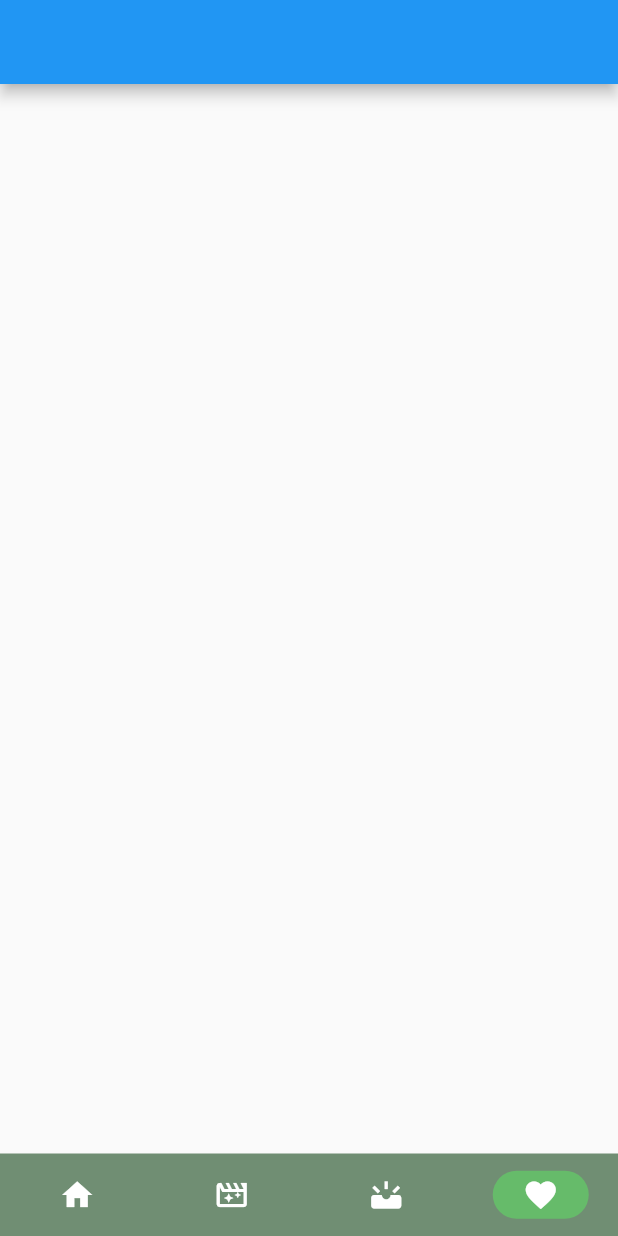
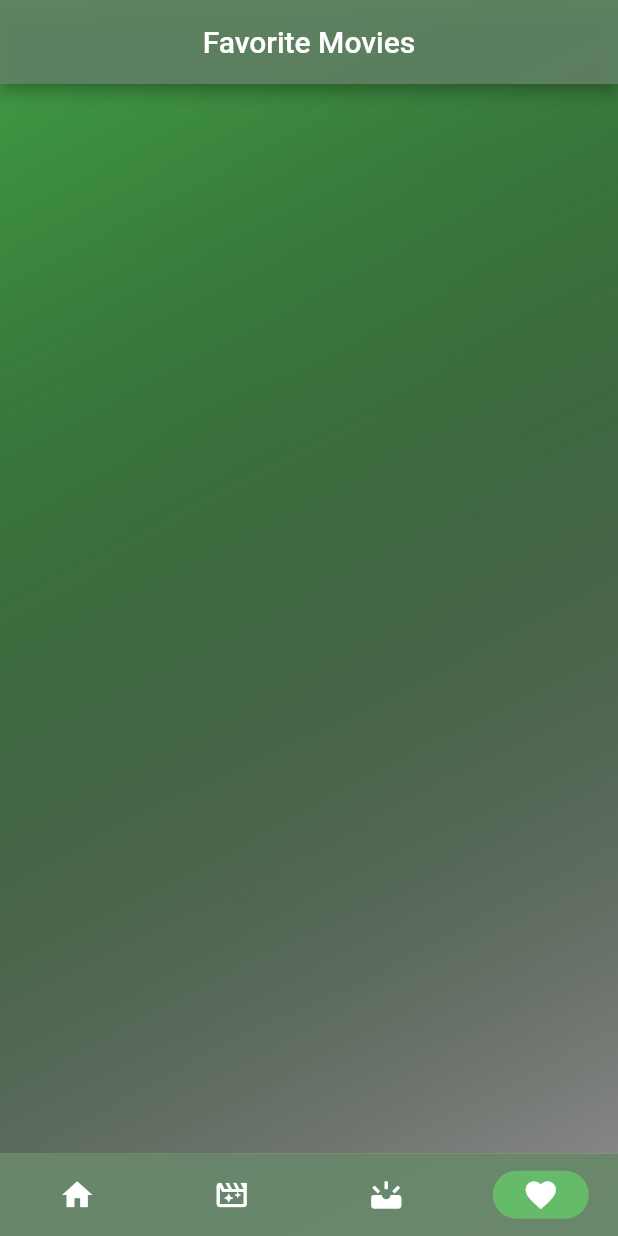
Before and after one commit to HarshGupta0/MovieTicketBooking, a Flutter app: the screen it shows after launch, item 4 of the bottom bar chosen, on a phone screen of 412 x 824 dp. Run offline on Flutter 3.47's test engine with Material 2 defaults, Android fonts, the phone set to English and light mode, and no system bars; our stand-ins replace carousel_slider, get, lottie; missing offline and left inert: dart:ffi, gradient_textfield.

Commit message:
completed favorite Screen

```diff
--- a/lib/contants.dart
+++ b/lib/contants.dart
@@ -1,10 +1,5 @@
 import 'package:flutter/material.dart';
-import 'package:movieticket/view/Cinemas.dart';
-import 'package:movieticket/view/coming_soon.dart';
 import 'dart:math';
-
-import 'package:movieticket/view/home.dart';
-import 'package:movieticket/view/more.dart';
 getRandomColor() => [
   Colors.blueAccent,
   Colors.redAccent,
--- a/lib/model/FavoriteModel.dart
+++ b/lib/model/FavoriteModel.dart
@@ -4,16 +4,15 @@ class favorite {
   final String description;
   final String star;
   final String date;
-  final List fav;
   final bool isFavorite;
 
   favorite(
+
       this.imgname,
       this.name,
       this.description,
       this.isFavorite,
       this.date,
-      this.fav,
       this.star,
       );
 }
--- /dev/null
+++ b/lib/view/FavoriteScreen.dart
@@ -0,0 +1,53 @@
+import 'package:flutter/material.dart';
+import 'largeScreen.dart';
+class FavScreen extends StatefulWidget {
+  const FavScreen({Key? key}) : super(key: key);
+
+  @override
+  FavScreenState createState() => FavScreenState();
+}
+
+class FavScreenState extends State<FavScreen> {
+  bool isthere=false;
+  @override
+  Widget build(BuildContext context) {
+    return Container(
+      decoration: BoxDecoration(
+          gradient: LinearGradient(
+              begin: Alignment.topLeft,
+              end: Alignment.bottomRight,
+              colors: [Colors.green.shade600, Colors.black26])),
+      child: Scaffold(
+      backgroundColor:Colors.transparent,
+      appBar: AppBar(
+        backgroundColor: Color(0xff618264).withOpacity(.9),
+        title: Text('Favorite Movies'),
+        centerTitle: true,
+      ),
+      body: ListView.builder(
+        itemCount: favoriteList.length,
+        itemBuilder: (context, index) {
+          final movie = favoriteList[index];
+          return ListTile(
+            leading: Image.asset(
+              movie.imgname,
+              width: 50,
+              height: 50,
+            ),
+            title: Text(movie.name,style: TextStyle(color: Colors.grey,fontWeight: FontWeight.bold,fontSize: 22),),
+            subtitle: Text(movie.description,style: TextStyle(color: Colors.grey,fontWeight: FontWeight.bold)),
+            trailing: IconButton(
+              icon: Icon(Icons.favorite, color: Colors.red),
+              onPressed: () {
+                // Handle the removal of the movie from favorites here
+                setState(() {
+                  favoriteList.removeAt(index);
+                });
+              },
+            ),
+          );
+        },
+      ),
+    ),);
+  }
+}
--- a/lib/view/largeScreen.dart
+++ b/lib/view/largeScreen.dart
@@ -2,6 +2,7 @@ import 'package:flutter/material.dart';
 import 'package:movieticket/model/FavoriteModel.dart';
 import 'package:movieticket/view/BookingPage.dart';
 
+List<favorite> favoriteList=[];
 class Enlarge extends StatefulWidget {
   final String imgname;
   final String name;
@@ -23,7 +24,6 @@ class Enlarge extends StatefulWidget {
 }
 
 class _EnlargeState extends State<Enlarge> {
-  List<favorite> favoriteList=[];
   bool isLiked=false;
   @override
   Widget build(BuildContext context) {
@@ -130,11 +130,11 @@ class _EnlargeState extends State<Enlarge> {
                     setState(() {
                       isLiked=!isLiked;
                       if(isLiked==true){
-                        favoriteList.add(favorite(widget.imgname, widget.name, widget.description, isLiked, widget.date, favoriteList, widget.star));
+                        favoriteList.add(favorite(widget.imgname, widget.name, widget.description, isLiked, widget.date,widget.star));
                       }
-                      if(isLiked!=true){
-                        favoriteList.removeLast();
-                      }
+                      // if(isLiked!=true){
+                      //   favoriteList.removeLast();
+                      // }
                     });
                   },
                       icon:isLiked?Icon(Icons.favorite,color: Colors.red,):Icon(Icons.favorite,color: Colors.grey,),
@@ -153,3 +153,39 @@ class _EnlargeState extends State<Enlarge> {
     );
   }
 }
+//
+// class FavScreen extends StatefulWidget {
+//   const FavScreen({super.key});
+//
+//   @override
+//   State<FavScreen> createState() => FavScreenState();
+// }
+//
+// class FavScreenState extends State<FavScreen> {
+//   @override
+//   Widget build(BuildContext context) {
+//     return SafeArea(
+//       child: Scaffold(
+//         backgroundColor: Colors.cyan.withOpacity(.5),
+//         body: SingleChildScrollView(
+//           child: Container(
+//             child: Column(
+//               children: [
+//                 ListView.builder(
+//                   itemCount: favoriteList.length,
+//                   itemBuilder: (context, index) {
+//                     final item = favoriteList[index];
+//                     return ListTile(
+//                       title: Text(item.description), // Assuming 'description' is a property of the favorite.
+//                       // subtitle: Text("$product"),
+//                     );
+//                   },
+//                 ),
+//               ],
+//             ),
+//           ),
+//         ),
+//       ),
+//     );
+//   }
+// }
--- a/lib/view/more.dart
+++ /dev/null
@@ -1,14 +0,0 @@
-import 'package:flutter/material.dart';
-class more extends StatefulWidget {
-  more({super.key});
-
-  @override
-  State<more> createState() => moreState();
-}
-
-class moreState extends State<more> {
-  @override
-  Widget build(BuildContext context) {
-    return SafeArea(child: Scaffold(appBar: AppBar(),));
-  }
-}
--- a/lib/view/nav.dart
+++ b/lib/view/nav.dart
@@ -3,10 +3,9 @@ import 'dart:ffi';
 import 'package:flutter/material.dart';
 import 'package:get/get.dart';
 import 'package:movieticket/view/Cinemas.dart';
+import 'package:movieticket/view/FavoriteScreen.dart';
 import 'package:movieticket/view/coming_soon.dart';
 import 'package:movieticket/view/home.dart';
-import 'package:movieticket/view/more.dart';
-
 class NavigationMenu extends StatelessWidget {
   const NavigationMenu({super.key});
 
@@ -18,8 +17,9 @@ class NavigationMenu extends StatelessWidget {
           gradient: LinearGradient(
               begin: Alignment.topLeft,
               end: Alignment.bottomRight,
-              colors: [Colors.green.shade600, Colors.black,Colors.green.shade600])),
+              colors: [Colors.green.shade600, Colors.black26])),
       child:  Scaffold(
+        backgroundColor: Colors.transparent,
       bottomNavigationBar: Obx(
             () => NavigationBar(
                 indicatorColor: Colors.green.shade400,
@@ -56,6 +56,6 @@ class NavigationController extends GetxController {
     Home(),
     Cinemas(),
     ComingSoon(),
-    more(),
+    FavScreen(),
   ];
 }
```
Also changed, not shown: lib/view/FavScreen.dart (deleted, +0 -37 lines), lib/widgets/drawer.dart (+8 -5 lines).
